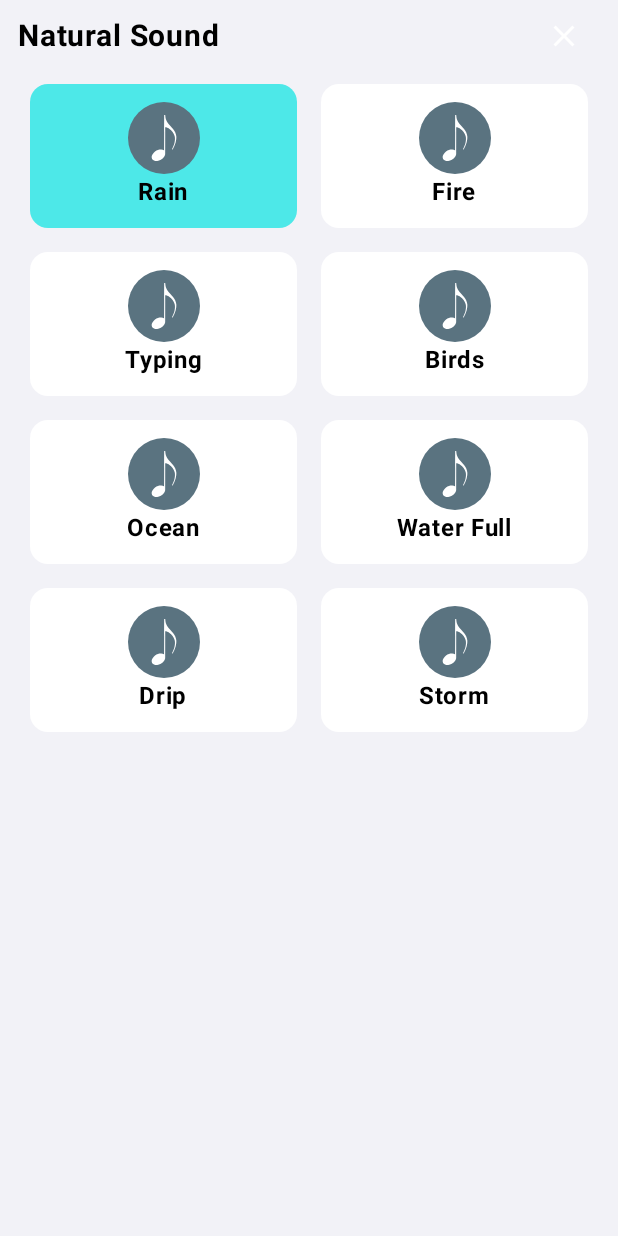
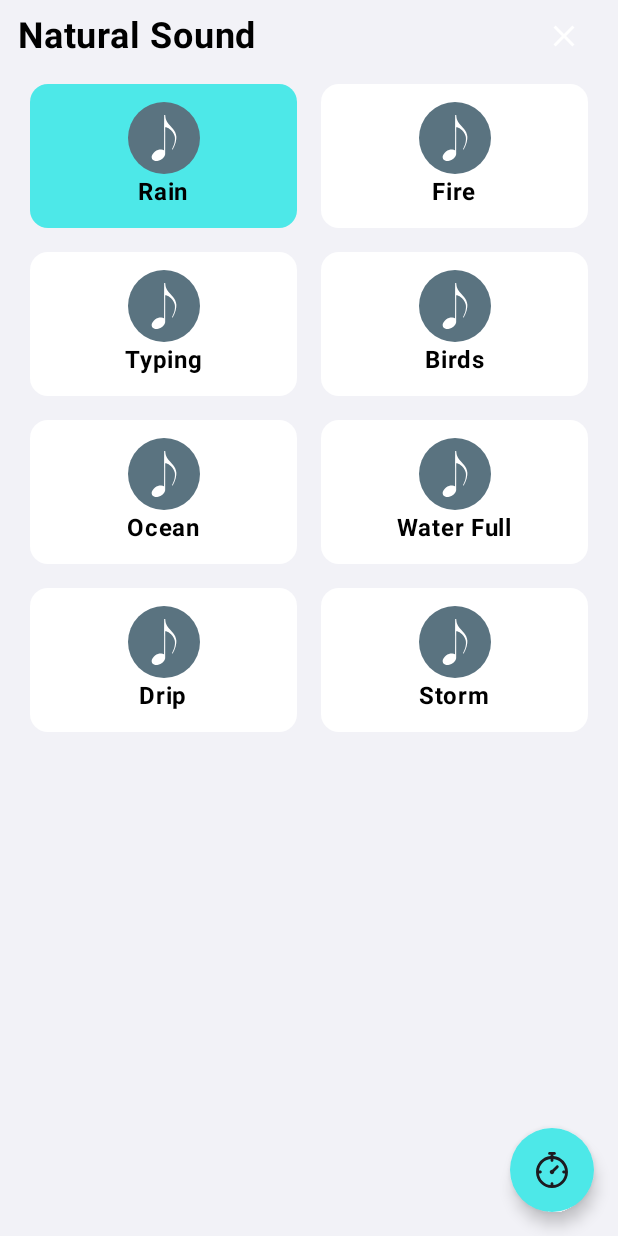
Before and after one commit to dilshodbekuz/NaturalSound, an Android app built with Jetpack Compose: the screen it shows after launch (MainActivity), after a tap on "Rain", on a phone screen of 412 x 824 dp. Run offline under Robolectric (Android 15) with nearby library versions, the phone set to English and light mode, and no system bars.

Commit message:
added timer

```diff
--- a/app/src/main/java/com/example/naturalsound/MainActivity.kt
+++ b/app/src/main/java/com/example/naturalsound/MainActivity.kt
@@ -28,13 +28,14 @@ class MainActivity : ComponentActivity() {
         enableEdgeToEdge()
         setContent {
             val viewModel: MainViewModel = viewModel()
-            val context = LocalContext.current
-//            LaunchedEffect(viewModel.selectList.isEmpty()) {
-//                val serviceIntent = Intent(context, MyForegroundService::class.java)
-//                context.stopService(serviceIntent)
-//            }
             MainView(viewModel)
         }
+    }
+
+    override fun onStart() {
+        super.onStart()
+        val serviceIntent = Intent(this, MyForegroundService::class.java)
+        stopService(serviceIntent)
     }
 
     override fun onStop() {
@@ -43,15 +44,16 @@ class MainActivity : ComponentActivity() {
         ContextCompat.startForegroundService(this, serviceIntent)
     }
 
-    override fun onPause() {
-        super.onPause()
-        val serviceIntent = Intent(this, MyForegroundService::class.java)
-        ContextCompat.startForegroundService(this, serviceIntent)
-    }
 
+    //    override fun onPause() {
+//        super.onPause()
+//        val serviceIntent = Intent(this, MyForegroundService::class.java)
+//        ContextCompat.startForegroundService(this, serviceIntent)
+//    }
+//
     override fun onDestroy() {
         super.onDestroy()
         val serviceIntent = Intent(this, MyForegroundService::class.java)
-        this.stopService(serviceIntent)
+        stopService(serviceIntent)
     }
 }
--- a/app/src/main/java/com/example/naturalsound/composable/TopBar.kt
+++ b/app/src/main/java/com/example/naturalsound/composable/TopBar.kt
@@ -31,7 +31,7 @@ fun TopBar(onClick: () -> Unit) {
             "Natural Sound",
             color = AppColors.color.textColor,
             fontWeight = FontWeight.W700,
-            fontSize = 20.sp
+            fontSize = 24.sp
         )
         Spacer(modifier = Modifier.weight(1f))
         IconButton(onClick = onClick) {
--- /dev/null
+++ b/app/src/main/res/drawable/timer.xml
@@ -0,0 +1,12 @@
+<vector xmlns:android="http://schemas.android.com/apk/res/android"
+    android:width="800dp"
+    android:height="800dp"
+    android:viewportWidth="512"
+    android:viewportHeight="512">
+  <path
+      android:pathData="M276.19,58.51V40.39h14.58c11.15,0 20.19,-9.04 20.19,-20.19S301.92,0 290.77,0h-69.54c-11.15,0 -20.19,9.04 -20.19,20.19s9.04,20.19 20.19,20.19h14.58v18.12C119.95,68.76 28.8,166.33 28.8,284.8C28.8,410.08 130.72,512 256,512s227.2,-101.92 227.2,-227.2C483.2,166.33 392.05,68.76 276.19,58.51zM276.19,470.52v-20.12c0,-11.15 -9.04,-20.19 -20.19,-20.19c-11.15,0 -20.19,9.04 -20.19,20.19v20.12c-86.91,-9.39 -156.14,-78.61 -165.52,-165.52h20.12c11.15,0 20.19,-9.04 20.19,-20.19s-9.04,-20.19 -20.19,-20.19H70.28c9.39,-86.91 78.61,-156.14 165.52,-165.52v20.12c0,11.15 9.04,20.19 20.19,20.19c11.15,0 20.19,-9.04 20.19,-20.19V99.08c86.91,9.39 156.14,78.61 165.52,165.52h-20.12c-11.15,0 -20.19,9.04 -20.19,20.19s9.04,20.19 20.19,20.19h20.13C432.33,391.9 363.1,461.13 276.19,470.52z"
+      android:fillColor="#000000"/>
+  <path
+      android:pathData="M317.25,194.99l-58.18,58.18c-1.01,-0.1 -2.03,-0.15 -3.07,-0.15c-17.55,0 -31.78,14.23 -31.78,31.78c0,17.55 14.23,31.78 31.78,31.78s31.78,-14.23 31.78,-31.78c0,-1.04 -0.05,-2.06 -0.15,-3.07l58.18,-58.18c7.89,-7.89 7.89,-20.67 0,-28.56C337.92,187.1 325.14,187.1 317.25,194.99z"
+      android:fillColor="#000000"/>
+</vector>
```
Also changed, not shown: app/src/main/java/com/example/naturalsound/MainView.kt (+135 -4 lines), app/src/main/java/com/example/naturalsound/MainViewModel.kt (+28 -7 lines), app/src/main/java/com/example/naturalsound/service/MyForegroundService.kt (+9 -9 lines).
